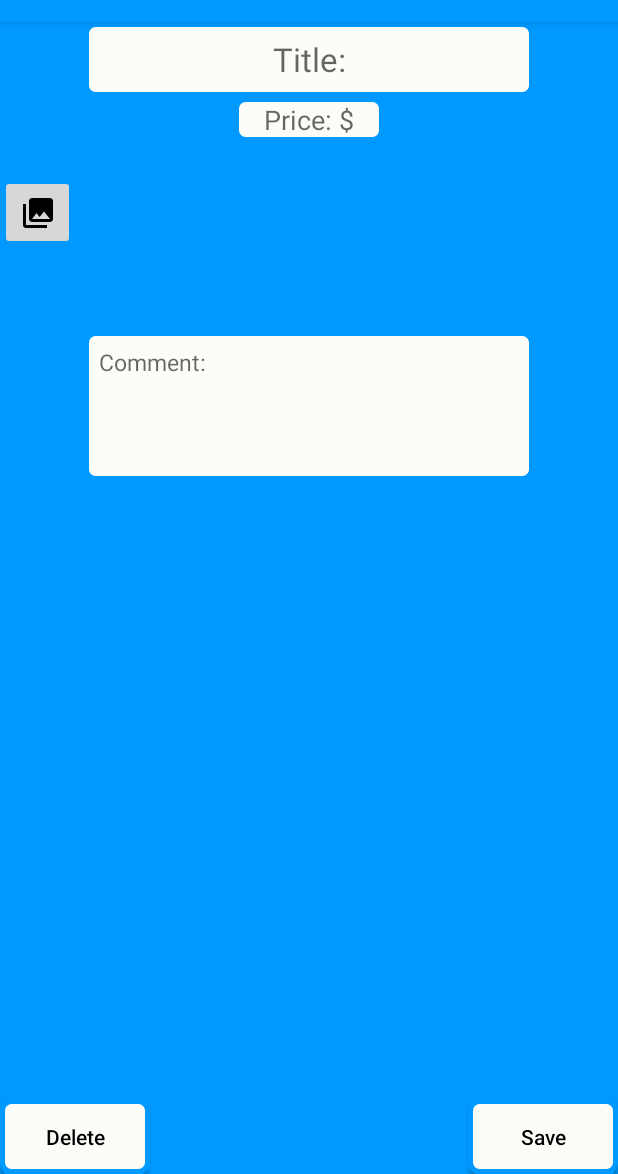
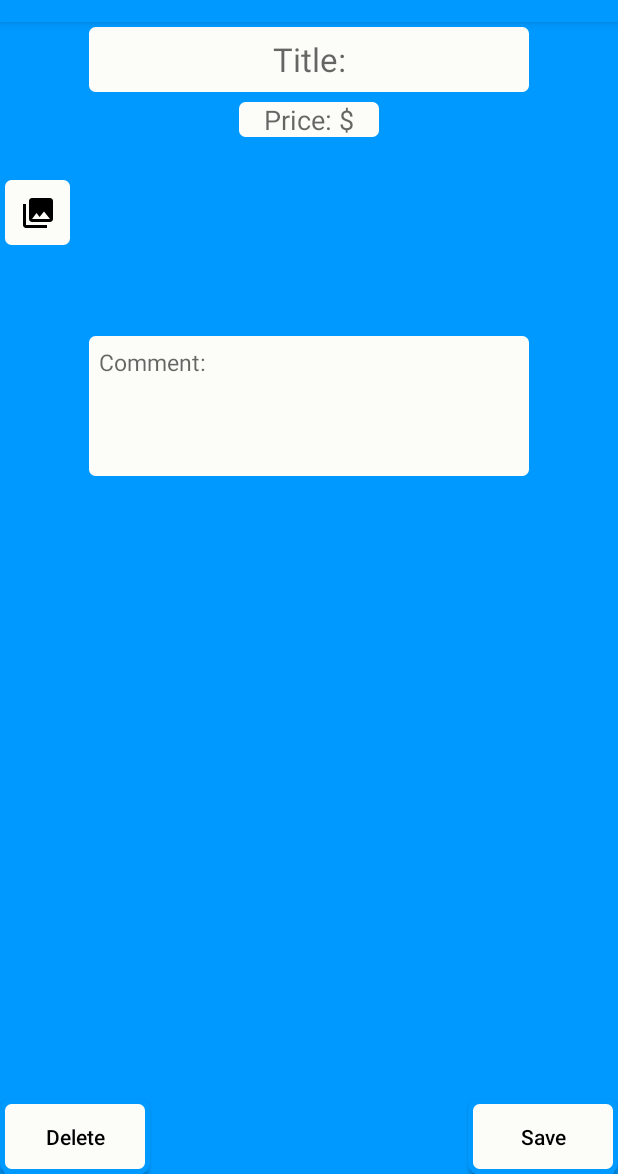
Before and after one commit to CMPUT301W18T09/CDProjektBlue, an Android app: the AddEditTaskActivity screen opened directly, with no data from a screen before it, on a phone screen of 412 x 824 dp, the part 62-1236 px from its top. Run offline under Robolectric (Android 15) with nearby library versions, the phone set to English and light mode, and no system bars; libraries missing offline, so code that uses them is left out: com.searchly.jestdroid, io.searchbox.core, org.elasticsearch.index, org.elasticsearch.search; 17 statements that could not run were skipped.

Commit message:
Changed photo button

```diff
--- a/app/src/main/res/layout/activity_add_edit_task.xml
+++ b/app/src/main/res/layout/activity_add_edit_task.xml
@@ -66,6 +66,7 @@
         android:layout_height="50dp"
         android:layout_alignParentLeft="true"
         android:layout_alignParentStart="true"
+        android:background="@drawable/new_button_background"
         android:layout_alignTop="@+id/ImageStack"
         android:layout_marginTop="36dp"
         android:onClick="addImage"
```
